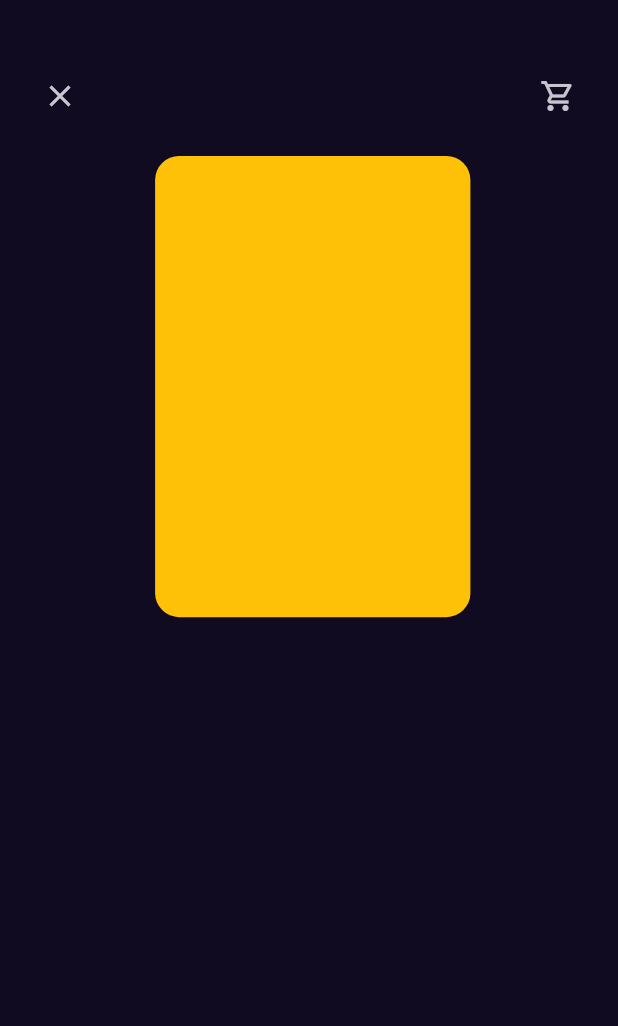
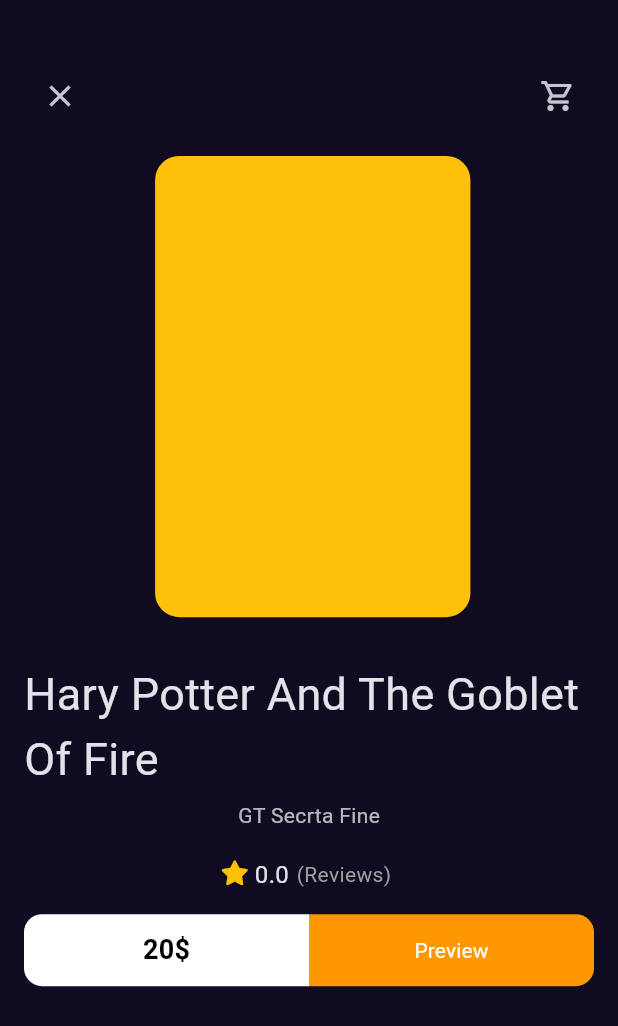
Before and after one commit to MahmoudShbly/books_app, a Flutter app: the BookDetailsView screen opened by its route, on a phone screen of 412 x 824 dp. Shown: the top 1026 px of the screen. Run offline on Flutter 3.47's test engine with Material 3 defaults, Android fonts, the phone set to English and light mode, and no system bars; our stand-ins replace font_awesome_flutter, go_router, google_fonts; Roboto replaces fonts that are missing (GT Sectra Fine).

Commit message:
details view ui done

```diff
--- /dev/null
+++ b/lib/core/widget/cutom_button.dart
@@ -0,0 +1,27 @@
+import 'package:flutter/material.dart';
+
+class CutomButton extends StatelessWidget {
+  const CutomButton({
+    super.key,
+    required this.border,
+    required this.backgroundColor,  required this.buttonChild,
+  });
+
+  final BorderRadiusGeometry border;
+  final Widget buttonChild;
+  final Color backgroundColor;
+  @override
+  Widget build(BuildContext context) {
+    return SizedBox(
+      height: 48,
+      child: TextButton(
+        onPressed: () {},
+        style: TextButton.styleFrom(
+          shape: RoundedRectangleBorder(borderRadius: border),
+          backgroundColor: backgroundColor,
+        ),
+        child:buttonChild ,
+      ),
+    );
+  }
+}
--- a/lib/features/home/presentation/views/widget/book_details_view_body.dart
+++ b/lib/features/home/presentation/views/widget/book_details_view_body.dart
@@ -1,3 +1,6 @@
+import 'package:books_app/core/utils/styles.dart';
+import 'package:books_app/core/widget/cutom_button.dart';
+import 'package:books_app/features/home/presentation/views/widget/book_rating.dart';
 import 'package:books_app/features/home/presentation/views/widget/custom_book_details_app_bar.dart';
 import 'package:books_app/features/home/presentation/views/widget/custom_book_image.dart';
 import 'package:flutter/material.dart';
@@ -9,16 +12,64 @@ class BookDetailsViewBody extends StatelessWidget {
   Widget build(BuildContext context) {
     var width = MediaQuery.of(context).size.width;
     return Padding(
-      padding: const EdgeInsets.all(16.0,),
+      padding: const EdgeInsets.all(16.0),
       child: Column(
+        crossAxisAlignment: CrossAxisAlignment.center,
         children: <Widget>[
           CustomBookDetailsAppBar(),
           Padding(
-            padding:  EdgeInsets.symmetric(horizontal:width*.2),
+            padding: EdgeInsets.symmetric(horizontal: width * .2),
             child: CustomBookImage(),
-          )
+          ),
+          SizedBox(height: 30),
+          Text('Hary Potter And The Goblet Of Fire', style: Styles.textStyle30),
+          SizedBox(height: 6),
+          Text(
+            'GT Secrta Fine',
+            style: Styles.textStyle14.copyWith(
+              color: Colors.white.withValues(alpha: .7),
+            ),
+          ),
+          SizedBox(height: 18),
+          BookRating(),
+          SizedBox(
+            height: 15,
+          ),
+          ActionButtons(),
         ],
       ),
     );
   }
 }
+
+class ActionButtons extends StatelessWidget {
+  const ActionButtons({super.key});
+
+  @override
+  Widget build(BuildContext context) {
+    return Row(
+      children: <Widget>[
+        Expanded(
+          child: CutomButton(
+            backgroundColor: Colors.white,
+            border: BorderRadiusGeometry.only(
+              topLeft: Radius.circular(12),
+              bottomLeft: Radius.circular(12),
+            ),
+            buttonChild: Text(r'20$',style: Styles.textStyle18.copyWith(color: Colors.black),),
+          ),
+        ),
+        Expanded(
+          child: CutomButton(
+            backgroundColor: Colors.orange,
+            border: BorderRadiusGeometry.only(
+              topRight: Radius.circular(12),
+              bottomRight: Radius.circular(12),
+            ),
+            buttonChild: Text('Preview',style: Styles.textStyle14.copyWith(color: Colors.white),),
+          ),
+        ),
+      ],
+    );
+  }
+}
--- a/lib/features/home/presentation/views/widget/book_rating.dart
+++ b/lib/features/home/presentation/views/widget/book_rating.dart
@@ -8,6 +8,7 @@ class BookRating extends StatelessWidget {
   @override
   Widget build(BuildContext context) {
     return Row(
+      mainAxisSize: MainAxisSize.min,
       children: <Widget>[
         Icon(FontAwesomeIcons.solidStar, color: Colors.amber, size: 16),
         SizedBox(
@@ -17,7 +18,7 @@ class BookRating extends StatelessWidget {
         SizedBox(
           width: 5,
         ),
-        Text('(Reviews) ',style: Styles.textStyle14,),
+        Text('(Reviews) ',style: Styles.textStyle14.copyWith(color: Colors.grey),),
       ],
     );
   }
```
